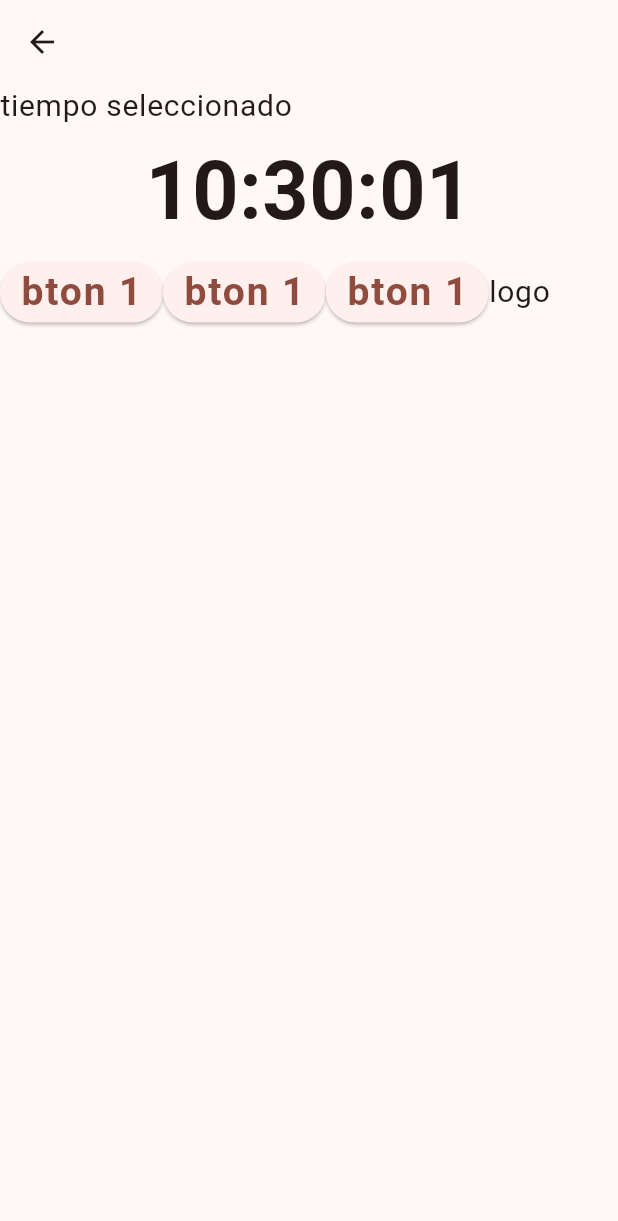
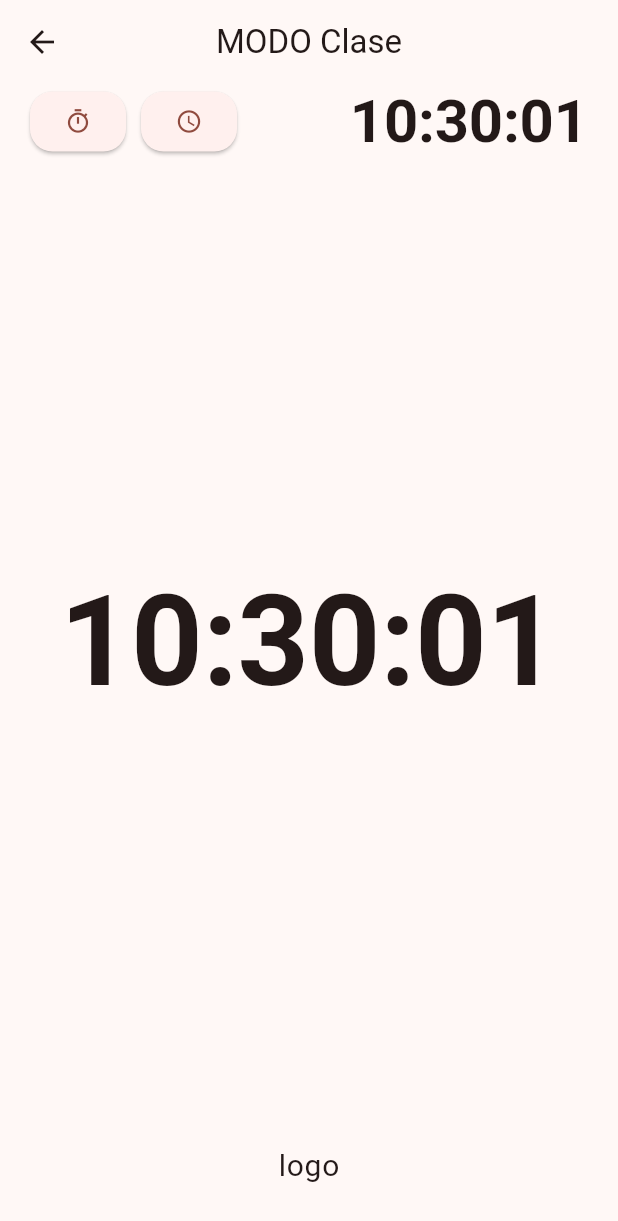
Before and after one commit to CYBERCRACK2/BJJ_timer, a Flutter app: the BjjClassHome screen opened directly, on a phone screen of 412 x 824 dp. Shown: the top 1221 px of the screen. Run offline on Flutter 3.47's test engine with Material 3 defaults, Android fonts, the phone set to English and light mode, and no system bars; our stand-ins replace audioplayers, google_fonts, wakelock_plus; Roboto replaces fonts that are missing (Verdana, verdana).

Commit message:
refactor: architecture restructuring and UI/UX enhancements
- Folder Refactor: moved screen files to dedicated feature modules (home, class, timer).
- UI: implemented Anton (Google Fonts) and 15% rounded corner button styles.
- Fix: resolved "black screen" and layout bugs during rotation via MaterialApp adjustments.
- Audio: integrated SoundManager for handling timer alerts and assets.
- System: enabled immersive sticky mode and configured allowed orientations in main.dart.

```diff
--- a/lib/config/app_theme.dart
+++ b/lib/config/app_theme.dart
@@ -1,60 +1,79 @@
 import 'package:flutter/material.dart';
+import 'package:google_fonts/google_fonts.dart';
 
 class AppTheme {
   final bool isDarkMode;
+  AppTheme({required this.isDarkMode});
 
-  AppTheme({required this.isDarkMode});
-  // Define your seed colors here or pass them directly
   static const Color _seedColor = Color.fromARGB(255, 118, 4, 0);
 
-  // Cambiar la fuente
-  static const String fontFamilyName = 'Verdana';
+  ThemeData getTheme() {
+    return ThemeData(
+      useMaterial3: true,
+      colorScheme: ColorScheme.fromSeed(
+        seedColor: _seedColor,
+        brightness: isDarkMode ? Brightness.dark : Brightness.light,
+      ),
+      // Aplicamos la fuente agresiva (Anton) manteniendo tus estilos definidos abajo
+      textTheme: GoogleFonts.blackOpsOneTextTheme(_bjjTextTheme).copyWith(
+        bodyMedium: _bjjTextTheme.bodyMedium,
+        headlineLarge: _bjjTextTheme.headlineLarge,
+        displayMedium: _bjjTextTheme.displayMedium,
+      ),
+      appBarTheme: AppBarTheme(centerTitle: true),
+      elevatedButtonTheme: ElevatedButtonThemeData(
+        style: ElevatedButton.styleFrom(
+          shape: RoundedRectangleBorder(
+            borderRadius: BorderRadius.circular(15),
+          ),
+        ),
+      ),
+    );
+  }
 
   static const TextTheme _bjjTextTheme = TextTheme(
     headlineLarge: TextStyle(
-      fontSize: 350,
+      fontSize: 350, // Respetado tu tamaño original
       fontWeight: FontWeight.bold,
       letterSpacing: -1.5,
-      fontFamily: fontFamilyName, // Applied here
+      fontFamily: 'verdana',
     ),
     displayLarge: TextStyle(
       fontSize: 96,
       fontWeight: FontWeight.bold,
       letterSpacing: -1.5,
-      fontFamily: fontFamilyName, // Applied here
+    ),
+    displayMedium: TextStyle(
+      fontSize: 120,
+      fontWeight: FontWeight.bold,
+      letterSpacing: -1.5,
+      fontFamily: 'verdana',
     ),
     headlineMedium: TextStyle(
       fontSize: 54,
       fontWeight: FontWeight.w600,
       letterSpacing: 0.25,
-      fontFamily: fontFamilyName, // Applied here
     ),
     headlineSmall: TextStyle(
       fontSize: 54,
       fontWeight: FontWeight.w600,
       letterSpacing: 0.25,
-      fontFamily: fontFamilyName, // Applied here
     ),
     labelLarge: TextStyle(
       fontSize: 26,
       fontWeight: FontWeight.bold,
       letterSpacing: 1.25,
-      fontFamily: fontFamilyName, // Applied here
     ),
     bodyMedium: TextStyle(
       fontSize: 20,
       fontWeight: FontWeight.normal,
       letterSpacing: 0.5,
-      fontFamily: fontFamilyName, // Applied here
+      fontFamily: 'verdana',
     ),
-  );
-
-  ThemeData getTheme() => ThemeData(
-    useMaterial3: true,
-    textTheme: _bjjTextTheme,
-    colorScheme: ColorScheme.fromSeed(
-      seedColor: _seedColor,
-      brightness: isDarkMode ? Brightness.dark : Brightness.light,
+    bodySmall: TextStyle(
+      fontSize: 20,
+      fontWeight: FontWeight.normal,
+      letterSpacing: 0.5,
     ),
   );
 }
--- a/lib/core/sound_manager.dart
+++ b/lib/core/sound_manager.dart
@@ -19,6 +19,10 @@ class AudioService {
     } catch (e) {
       debugPrint("AudioService Error: $e");
     }
+  }
+
+  static Future<void> stop() async {
+    await _player.stop();
   }
 
   static Future<void> pause() async {
@@ -44,7 +48,7 @@ class AudioService {
   }
 
   // Sonidos predefinidos
-  static void playStartBell() => playEffect("sounds/ringstimer.wav");
+  static void playStartBell() => playEffect("sounds/ringstimer2.wav");
   static void playEndBell() => playEffect("sounds/BoxingBell.wav");
 
   // Limpieza total
--- a/lib/features/class/bjj_class_home.dart
+++ /dev/null
@@ -1,43 +0,0 @@
-import 'package:bjj_timer/features/home/widgets/simple_clock.dart';
-import 'package:flutter/material.dart';
-
-class BjjClassHome extends StatelessWidget {
-  const BjjClassHome({super.key});
-
-  @override
-  Widget build(BuildContext context) {
-    return Scaffold(
-      appBar: AppBar(),
-      body: Column(
-        children: [
-          Row(children: [Text("tiempo seleccionado")]),
-          SimpleClock(),
-          Row(
-            //buttons
-            children: [
-              Row(
-                children: [
-                  ElevatedButton(onPressed: () => {}, child: Text("bton 1")),
-                  ElevatedButton(onPressed: () => {}, child: Text("bton 1")),
-                  ElevatedButton(onPressed: () => {}, child: Text("bton 1")),
-                ],
-              ),
-              Text("logo"),
-            ],
-          ),
-        ],
-      ),
-    );
-  }
-}
-
-class TimeButton extends StatelessWidget {
-  final String name;
-
-  const TimeButton({super.key, required this.name});
-
-  @override
-  Widget build(BuildContext context) {
-    return ElevatedButton(onPressed: () {}, child: Text(name));
-  }
-}
--- /dev/null
+++ b/lib/features/class/screens/bjj_class_home.dart
@@ -0,0 +1,102 @@
+import 'package:bjj_timer/core/sound_manager.dart';
+import 'package:bjj_timer/features/class/widgets/class_mode_selector.dart';
+import 'package:bjj_timer/features/class/widgets/simple_clock.dart';
+import 'package:flutter/material.dart';
+
+class BjjClassHome extends StatefulWidget {
+  const BjjClassHome({super.key});
+
+  @override
+  State<BjjClassHome> createState() => _BjjClassHomeState();
+}
+
+class _BjjClassHomeState extends State<BjjClassHome> {
+  ClassViewMode _currentMode = ClassViewMode.clock;
+  Duration _selectedTime = Duration.zero;
+  bool isPaused = false;
+
+  @override
+  void dispose() {
+    AudioService.stop();
+    super.dispose();
+  }
+
+  @override
+  Widget build(BuildContext context) {
+    // final size = MediaQuery.of(context).size;
+    // final isPortrait = size.height > size.width;
+    // final dynamicWidth = isPortrait ? 1.0 : 0.78;
+    final isLandscape =
+        MediaQuery.of(context).orientation == Orientation.landscape;
+
+    return Scaffold(
+      appBar: isLandscape ? null : AppBar(title: Text("MODO Clase")),
+      body: Padding(
+        padding: const EdgeInsets.only(right: 20, left: 20, bottom: 20),
+        child: SizedBox.expand(
+          child: Column(
+            mainAxisAlignment: MainAxisAlignment.spaceBetween,
+            children: [
+              Row(
+                mainAxisAlignment: MainAxisAlignment.spaceBetween,
+                children: [
+                  Row(
+                    children: [
+                      ElevatedButton(
+                        onPressed: () {
+                          AudioService.stop();
+                          setState(() {
+                            _currentMode = ClassViewMode.grid;
+                          });
+                        },
+                        child: Icon(Icons.timer_outlined),
+                      ),
+                      SizedBox(width: 10),
+                      ElevatedButton(
+                        onPressed: () {
+                          AudioService.stop();
+                          setState(() {
+                            _currentMode = ClassViewMode.clock;
+                          });
+                        },
+                        child: Icon(Icons.access_time_outlined),
+                      ),
+                    ],
+                  ),
+                  Flexible(
+                    child: SizedBox(
+                      height: 50,
+                      child: FittedBox(
+                        fit: BoxFit.scaleDown,
+                        child: SimpleClock(),
+                      ),
+                    ),
+                  ),
+                ],
+              ),
+              ClassModeSelector(
+                currentMode: _currentMode, // Le pasas el estado actual
+                selectedDuration: _selectedTime, // Le pasas la duración elegida
+                onTimeSelected: (duration) {
+                  // guardar el tiempo en el padre
+                  _selectedTime = duration;
+                  // Cambiar el modo
+                  setState(() {
+                    _currentMode = ClassViewMode.timer;
+                  });
+                },
+                isPaused: isPaused,
+                onFinished: () {
+                  setState(() {
+                    _currentMode = ClassViewMode.grid;
+                  });
+                },
+              ),
+              Padding(padding: const EdgeInsets.all(12), child: Text("logo")),
+            ],
+          ),
+        ),
+      ),
+    );
+  }
+}
--- /dev/null
+++ b/lib/features/class/widgets/class_mode_selector.dart
@@ -0,0 +1,51 @@
+import 'package:bjj_timer/features/class/modules/selection_grid_view.dart';
+import 'package:bjj_timer/features/class/widgets/simple_timer.dart';
+import 'package:flutter/material.dart';
+import 'simple_clock.dart';
+
+enum ClassViewMode { clock, grid, timer }
+
+class ClassModeSelector extends StatelessWidget {
+  final ClassViewMode currentMode;
+  final Duration selectedDuration;
+  final Function(Duration) onTimeSelected;
+  final VoidCallback onFinished;
+  final bool isPaused;
+
+  const ClassModeSelector({
+    super.key,
+    required this.currentMode,
+    required this.selectedDuration,
+    required this.onTimeSelected,
+    required this.onFinished,
+    required this.isPaused,
+  });
+
+  @override
+  Widget build(BuildContext context) {
+    // Aquí es donde vive tu switch, ahora de forma independiente
+    switch (currentMode) {
+      case ClassViewMode.clock:
+        return Padding(
+          padding: const EdgeInsets.symmetric(horizontal: 20),
+          child: FittedBox(child: SimpleClock()),
+        );
+
+      case ClassViewMode.grid:
+        // Aquí puedes colocar tu GridView más adelante
+        return SelectionGridView(
+          onTimeSelected: (duracionSeleccionada) => {
+            onTimeSelected(duracionSeleccionada),
+          },
+        );
+
+      case ClassViewMode.timer:
+        // Aquí irá tu widget de cuenta regresiva
+        return BjjTimerWidget(
+          isPaused: isPaused,
+          duration: selectedDuration,
+          onFinished: () => onFinished.call(),
+        );
+    }
+  }
+}
--- /dev/null
+++ b/lib/features/class/widgets/simple_clock.dart
@@ -0,0 +1,31 @@
+import 'package:flutter/material.dart';
+
+class SimpleClock extends StatelessWidget {
+  const SimpleClock({super.key});
+
+  @override
+  Widget build(BuildContext context) {
+    return StreamBuilder<DateTime>(
+      stream: Stream.periodic(
+        const Duration(seconds: 1),
+        (_) => DateTime.now(),
+      ),
+      builder: (context, snapshot) {
+        final now = snapshot.data ?? DateTime.now();
+
+        // Formateo directo a String
+        final String time =
+            "${now.hour.toString().padLeft(2, '0')}:"
+            "${now.minute.toString().padLeft(2, '0')}:"
+            "${now.second.toString().padLeft(2, '0')}";
+
+        return Text(
+          time,
+          style: Theme.of(
+            context,
+          ).textTheme.headlineLarge?.copyWith(fontWeight: FontWeight.bold),
+        );
+      },
+    );
+  }
+}
--- a/lib/features/home/screens/info.dart
+++ b/lib/features/home/screens/info.dart
@@ -6,7 +6,7 @@ class Info extends StatelessWidget {
   @override
   Widget build(BuildContext context) {
     return Scaffold(
-      appBar: AppBar(title: const Text("info")),
+      appBar: AppBar(title: const Text("info"), centerTitle: true),
       body: Padding(
         padding: const EdgeInsets.all(20.0),
         child: ListView(
--- a/lib/features/home/widgets/simple_clock.dart
+++ /dev/null
@@ -1,39 +0,0 @@
-import 'package:flutter/material.dart';
-
-class SimpleClock extends StatelessWidget {
-  final TextStyle? textStyle;
-  final Color? backgroundColor;
-
-  const SimpleClock({super.key, this.textStyle, this.backgroundColor});
-
-  @override
-  Widget build(BuildContext context) {
-    return StreamBuilder<DateTime>(
-      // Se actualiza cada segundo
-      stream: Stream.periodic(
-        const Duration(seconds: 1),
-        (_) => DateTime.now(),
-      ),
-      builder: (context, snapshot) {
-        final now = snapshot.data ?? DateTime.now();
-
-        // Formateo de 2 dígitos: 09:05:01
-        final String hours = now.hour.toString().padLeft(2, '0');
-        final String minutes = now.minute.toString().padLeft(2, '0');
-        final String seconds = now.second.toString().padLeft(2, '0');
-
-        return Container(
-          padding: const EdgeInsets.symmetric(horizontal: 16, vertical: 8),
-          decoration: BoxDecoration(
-            color: backgroundColor ?? Colors.transparent,
-            borderRadius: BorderRadius.circular(12),
-          ),
-          child: Text(
-            "$hours:$minutes:$seconds",
-            style: Theme.of(context).textTheme.headlineMedium,
-          ),
-        );
-      },
-    );
-  }
-}
--- a/lib/features/timer/screens/bjj_timer_home.dart
+++ b/lib/features/timer/screens/bjj_timer_home.dart
@@ -19,10 +19,7 @@ class _BjjTimerHomeState extends State<BjjTimerHome> {
   @override
   Widget build(BuildContext context) {
     return Scaffold(
-      appBar: AppBar(
-        title: Text("MODO open mat", textAlign: TextAlign.center),
-        centerTitle: true,
-      ),
+      appBar: AppBar(title: Text("MODO open mat")),
       body: Column(
         children: [
           Expanded(
```
Also changed, not shown: lib/features/class/modules/selection_grid_view.dart (added, +63 -0 lines), lib/features/class/widgets/simple_timer.dart (added, +128 -0 lines), lib/features/class/widgets/time_standard_class_button.dart (added, +43 -0 lines), lib/features/home/screens/absolute_home.dart (+37 -5 lines), lib/features/timer/screens/bjj_timer_fight_home.dart (+6 -2 lines), lib/features/timer/widgets/bjj_timer_core.dart (+11 -2 lines), lib/features/timer/widgets/time_selector.dart (+6 -6 lines), lib/main.dart (+17 -28 lines), 2 other files.
